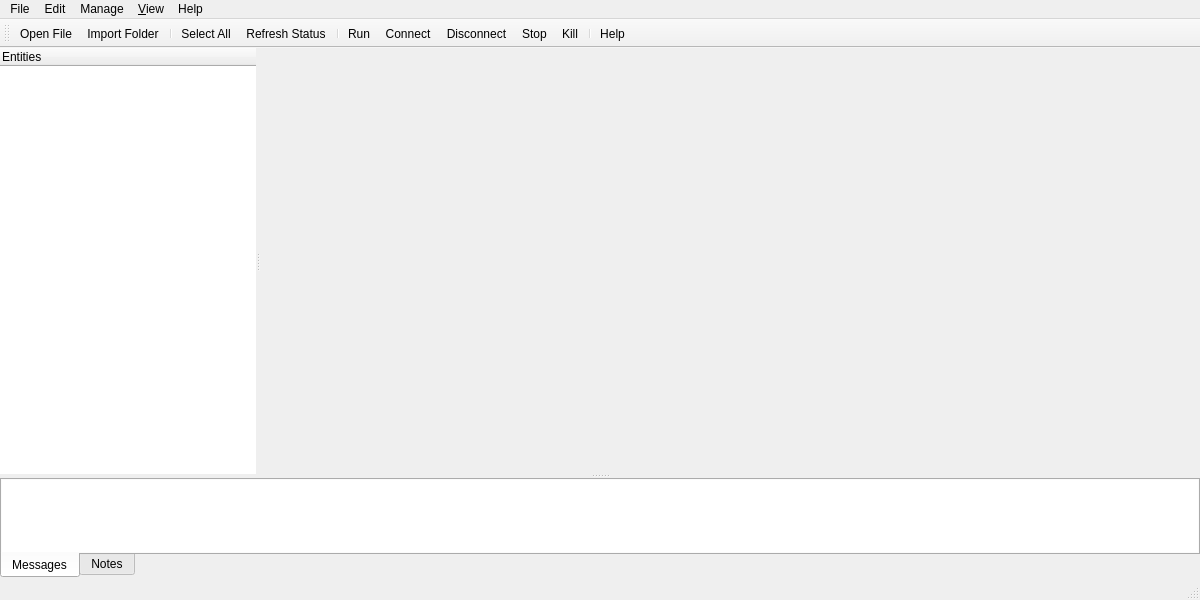
Above: src/yarpmanager/src-manager/mainwindow.ui from robotology/yarp before the change. Below: the same form after it.
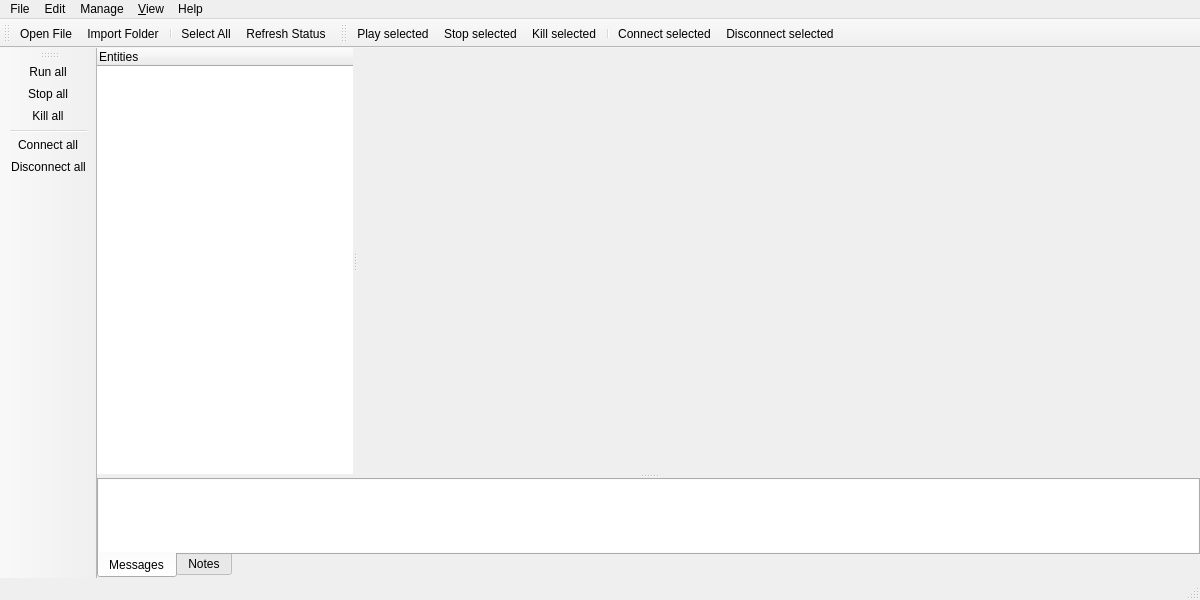
That is the form after the change. Icons and pictures are not drawn. Custom widgets are drawn as their Qt base class.

Commit message: yarpmanager: add icons for the `all` actions

```diff
--- a/src/yarpmanager/src-manager/mainwindow.ui
+++ b/src/yarpmanager/src-manager/mainwindow.ui
@@ -294,6 +294,12 @@
    <addaction name="menuHelp"/>
   </widget>
   <widget class="QToolBar" name="mainToolBar">
+   <property name="windowTitle">
+    <string>Main Toolbar</string>
+   </property>
+   <property name="movable">
+    <bool>true</bool>
+   </property>
    <attribute name="toolBarArea">
     <enum>TopToolBarArea</enum>
    </attribute>
@@ -305,14 +311,47 @@
    <addaction name="separator"/>
    <addaction name="actionSelect_All"/>
    <addaction name="actionRefresh_Status"/>
+  </widget>
+  <widget class="QStatusBar" name="statusBar"/>
+  <widget class="QToolBar" name="applicationActionToolBar">
+   <property name="windowTitle">
+    <string>Application Action Toolbar</string>
+   </property>
+   <property name="movable">
+    <bool>true</bool>
+   </property>
+   <attribute name="toolBarArea">
+    <enum>LeftToolBarArea</enum>
+   </attribute>
+   <attribute name="toolBarBreak">
+    <bool>false</bool>
+   </attribute>
+   <addaction name="actionRun_all"/>
+   <addaction name="actionStop_all"/>
+   <addaction name="actionKill_all"/>
    <addaction name="separator"/>
+   <addaction name="actionConnect_all"/>
+   <addaction name="actionDisconnect_all"/>
+  </widget>
+  <widget class="QToolBar" name="selectionActionToolBar">
+   <property name="windowTitle">
+    <string>Selection Action Toolbar</string>
+   </property>
+   <property name="movable">
+    <bool>true</bool>
+   </property>
+   <attribute name="toolBarArea">
+    <enum>TopToolBarArea</enum>
+   </attribute>
+   <attribute name="toolBarBreak">
+    <bool>false</bool>
+   </attribute>
    <addaction name="actionRun"/>
-   <addaction name="actionConnect"/>
-   <addaction name="actionDisconnect"/>
    <addaction name="actionStop"/>
    <addaction name="actionKill"/>
    <addaction name="separator"/>
-   <addaction name="actionHelp"/>
+   <addaction name="actionConnect"/>
+   <addaction name="actionDisconnect"/>
   </widget>
   <widget class="QStatusBar" name="statusBar"/>
   <action name="actionNew_Application">
@@ -435,52 +474,55 @@
     <string>Export Graph...</string>
    </property>
   </action>
-  <action name="actionRun">
+  <action name="actionRun_all">
    <property name="icon">
     <iconset resource="../../yarpdataplayer/src/RC/res.qrc">
      <normaloff>:/play.svg</normaloff>:/play.svg</iconset>
    </property>
    <property name="text">
-    <string>Run</string>
+    <string>Run all</string>
    </property>
    <property name="shortcut">
     <string>F5</string>
    </property>
   </action>
-  <action name="actionStop">
+  <action name="actionStop_all">
    <property name="icon">
     <iconset resource="../../yarpdataplayer/src/RC/res.qrc">
      <normaloff>:/stop.svg</normaloff>:/stop.svg</iconset>
    </property>
    <property name="text">
-    <string>Stop</string>
+    <string>Stop all</string>
    </property>
   </action>
-  <action name="actionKill">
+  <action name="actionKill_all">
    <property name="icon">
     <iconset resource="../res.qrc">
      <normaloff>:/kill.svg</normaloff>:/kill.svg</iconset>
    </property>
    <property name="text">
-    <string>Kill</string>
+    <string>Kill all</string>
    </property>
   </action>
-  <action name="actionConnect">
+  <action name="actionConnect_all">
    <property name="icon">
     <iconset resource="../res.qrc">
      <normaloff>:/connect.svg</normaloff>:/connect.svg</iconset>
    </property>
    <property name="text">
-    <string>Connect</string>
+    <string>Connect all</string>
    </property>
   </action>
-  <action name="actionDisconnect">
+  <action name="actionDisconnect_all">
    <property name="icon">
     <iconset resource="../res.qrc">
      <normaloff>:/disconnect.svg</normaloff>:/disconnect.svg</iconset>
    </property>
    <property name="text">
-    <string>Disconnect</string>
+    <string>Disconnect all</string>
+   </property>
+   <property name="toolTip">
+    <string>Disconnect all</string>
    </property>
   </action>
   <action name="actionRefresh_Status">
@@ -526,6 +568,66 @@
     <string>&amp;Manager Window</string>
    </property>
   </action>
+  <action name="actionRun">
+   <property name="icon">
+    <iconset resource="../../yarpdataplayer/src/RC/res.qrc">
+     <normaloff>:/play.svg</normaloff>:/play.svg</iconset>
+   </property>
+   <property name="text">
+    <string>Play selected</string>
+   </property>
+   <property name="toolTip">
+    <string>Run selected</string>
+   </property>
+  </action>
+  <action name="actionStop">
+   <property name="icon">
+    <iconset resource="../../yarpdataplayer/src/RC/res.qrc">
+     <normaloff>:/stop.svg</normaloff>:/stop.svg</iconset>
+   </property>
+   <property name="text">
+    <string>Stop selected</string>
+   </property>
+   <property name="toolTip">
+    <string>Stop selected</string>
+   </property>
+  </action>
+  <action name="actionConnect">
+   <property name="icon">
+    <iconset resource="../res.qrc">
+     <normaloff>:/connect.svg</normaloff>:/connect.svg</iconset>
+   </property>
+   <property name="text">
+    <string>Connect selected</string>
+   </property>
+   <property name="toolTip">
+    <string>Connect selected</string>
+   </property>
+  </action>
+  <action name="actionDisconnect">
+   <property name="icon">
+    <iconset resource="../res.qrc">
+     <normaloff>:/disconnect.svg</normaloff>:/disconnect.svg</iconset>
+   </property>
+   <property name="text">
+    <string>Disconnect selected</string>
+   </property>
+   <property name="toolTip">
+    <string>Disconnect selected</string>
+   </property>
+  </action>
+  <action name="actionKill">
+   <property name="icon">
+    <iconset resource="../res.qrc">
+     <normaloff>:/kill.svg</normaloff>:/kill.svg</iconset>
+   </property>
+   <property name="text">
+    <string>Kill selected</string>
+   </property>
+   <property name="toolTip">
+    <string>Kill selected</string>
+   </property>
+  </action>
  </widget>
  <layoutdefault spacing="6" margin="11"/>
  <customwidgets>
```
Left out of the diff: 42 changed lines with no effect on the pictures. The commit also changes 6 other files.
